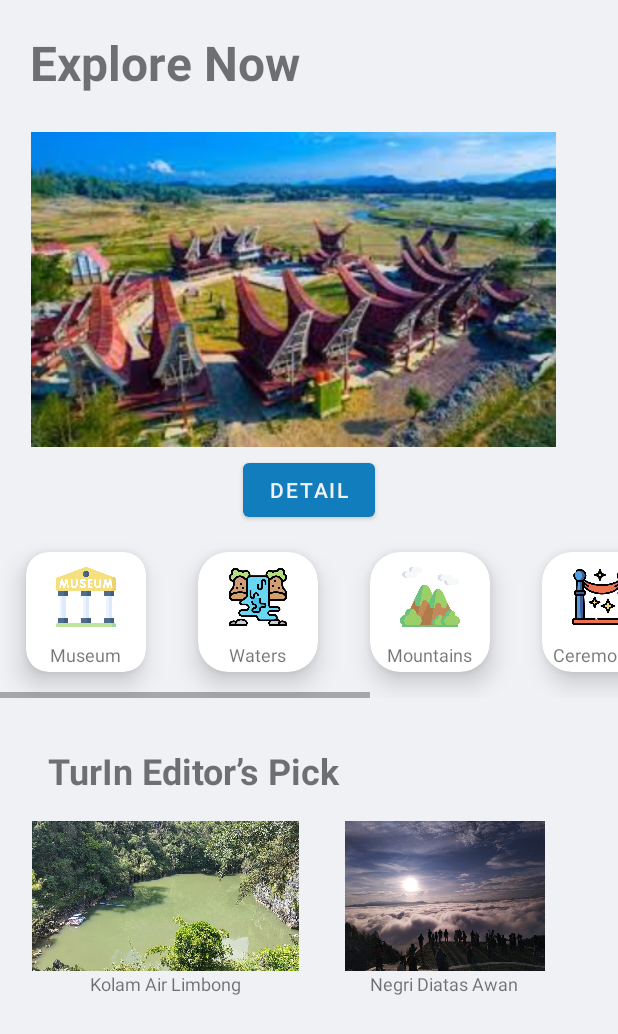
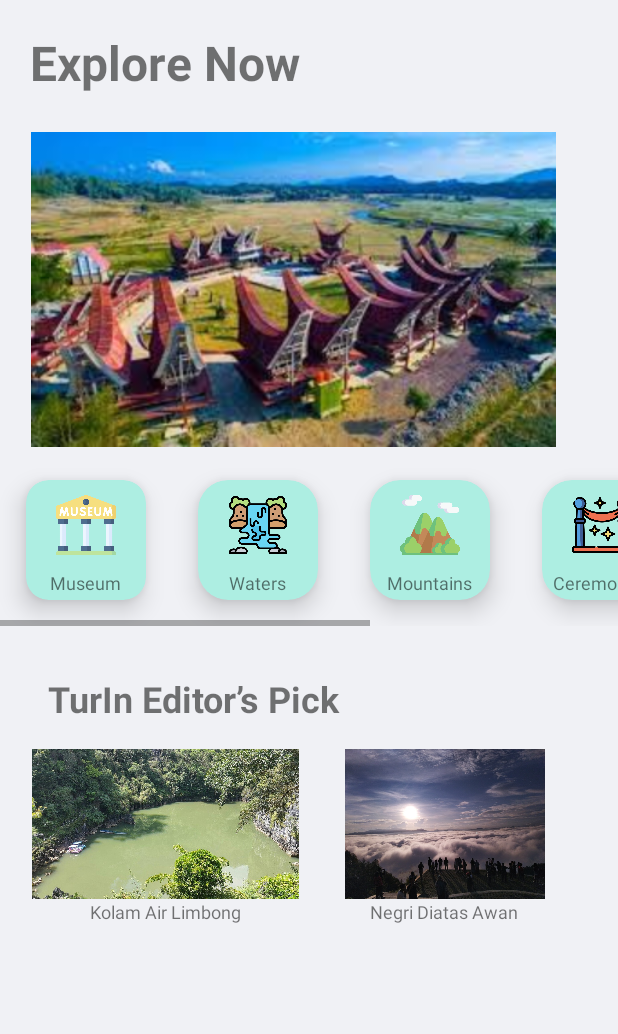
Before and after one commit to priskilladrn/TourIn, an Android app: the layout fragment_home.xml on its own in the app's theme, with its tools: preview values and no code run, on a phone screen of 412 x 824 dp. Shown: the top 1034 px of the screen. Run offline under Robolectric (Android 15) with nearby library versions, the light colour scheme and no system bars.

Commit message:
ganti color pallete

```diff
--- a/app/src/main/java/com/example/tourin/HomeFragment.java
+++ b/app/src/main/java/com/example/tourin/HomeFragment.java
@@ -24,7 +24,6 @@ public class HomeFragment extends Fragment {
                              Bundle savedInstanceState) {
         View view = inflater.inflate(R.layout.fragment_home, container, false);
 
-        btnTodetail = view.findViewById(R.id.btnTodetail);
         cardViewMuseum = view.findViewById(R.id.boxMuseum);
         cardViewWaters = view.findViewById(R.id.boxWaters);
         cardViewMountain = view.findViewById(R.id.boxMountain);
@@ -32,11 +31,6 @@ public class HomeFragment extends Fragment {
         cardViewDances = view.findViewById(R.id.boxDances);
         cardViewFoods = view.findViewById(R.id.boxFoods);
 
-        btnTodetail.setOnClickListener(v -> {
-            Intent i = new Intent(getContext(), DetailActivity.class);
-            i.putExtra("id", "MU002");
-            startActivity(i);
-        });
 
         cardViewMuseum.setOnClickListener(v -> {
             Intent museum = new Intent(getContext(), MuseumActivity.class);
--- a/app/src/main/res/layout/activity_main.xml
+++ b/app/src/main/res/layout/activity_main.xml
@@ -25,7 +25,7 @@
         app:layout_constraintBottom_toBottomOf="parent"
         app:layout_constraintEnd_toEndOf="parent"
         app:layout_constraintStart_toStartOf="parent"
-        app:mbn_backgroundBottomColor="#D7DDEB"
+        app:mbn_backgroundBottomColor="#A2DCEE"
         app:mbn_circleColor="@color/white"
         app:mbn_defaultIconColor="@color/white"
         app:mbn_selectedIconColor="#127DBC"/>
--- a/app/src/main/res/layout/activity_splash_screen.xml
+++ b/app/src/main/res/layout/activity_splash_screen.xml
@@ -7,7 +7,7 @@
     tools:context=".SplashScreen"
     android:orientation="vertical"
     android:gravity="center"
-    android:background="@color/blue">
+    android:background="#127DBC">
 
     <ImageView
         android:layout_width="300dp"
--- a/app/src/main/res/layout/fragment_home.xml
+++ b/app/src/main/res/layout/fragment_home.xml
@@ -37,12 +37,7 @@
                 android:src="@drawable/ketekesu"
                 />
 
-            <Button
-                android:id="@+id/btnTodetail"
-                android:layout_width="wrap_content"
-                android:layout_height="wrap_content"
-                android:layout_gravity="center"
-                android:text="detail" />
+
 
             <HorizontalScrollView
                 android:layout_width="match_parent"
@@ -60,7 +55,8 @@
                         android:layout_margin="17dp"
                         app:cardCornerRadius="15dp"
                         app:cardElevation="10dp"
-                        android:id="@+id/boxMuseum">
+                        android:id="@+id/boxMuseum"
+                        android:backgroundTint="#ADEEE2">
 
                         <LinearLayout
                             android:layout_width="match_parent"
@@ -92,7 +88,8 @@
                         android:layout_margin="17dp"
                         app:cardCornerRadius="20dp"
                         app:cardElevation="10dp"
-                        android:id="@+id/boxWaters">
+                        android:id="@+id/boxWaters"
+                        android:backgroundTint="#ADEEE2">
 
                         <LinearLayout
                             android:layout_width="match_parent"
@@ -124,7 +121,8 @@
                         android:layout_margin="17dp"
                         app:cardCornerRadius="20dp"
                         app:cardElevation="10dp"
-                        android:id="@+id/boxMountain">
+                        android:id="@+id/boxMountain"
+                        android:backgroundTint="#ADEEE2">
 
                         <LinearLayout
                             android:layout_width="match_parent"
@@ -156,7 +154,8 @@
                         android:layout_margin="17dp"
                         app:cardCornerRadius="20dp"
                         app:cardElevation="10dp"
-                        android:id="@+id/boxCeremonies">
+                        android:id="@+id/boxCeremonies"
+                        android:backgroundTint="#ADEEE2">
 
                         <LinearLayout
                             android:layout_width="match_parent"
@@ -188,7 +187,8 @@
                         android:layout_margin="17dp"
                         app:cardCornerRadius="20dp"
                         app:cardElevation="10dp"
-                        android:id="@+id/boxDances">
+                        android:id="@+id/boxDances"
+                        android:backgroundTint="#ADEEE2">
 
                         <LinearLayout
                             android:layout_width="match_parent"
@@ -220,7 +220,8 @@
                         android:layout_margin="17dp"
                         app:cardCornerRadius="20dp"
                         app:cardElevation="10dp"
-                        android:id="@+id/boxFoods">
+                        android:id="@+id/boxFoods"
+                        android:backgroundTint="#ADEEE2">
 
                         <LinearLayout
                             android:layout_width="match_parent"
--- a/app/src/main/res/values/colors.xml
+++ b/app/src/main/res/values/colors.xml
@@ -8,7 +8,7 @@
     <color name="black">#212226</color>
     <color name="real_white">#FFFFFFFF</color>
     <color name="dark_gray">#5A5A64</color>
-    <color name="blue">#127DBC</color>
+    <color name="blue">#9A9CEA</color>
     <color name="real_black">#FF000000</color>
     <color name="navbar">#D7DDEB</color>
     <color name="white">#F0F1F5</color>
```
